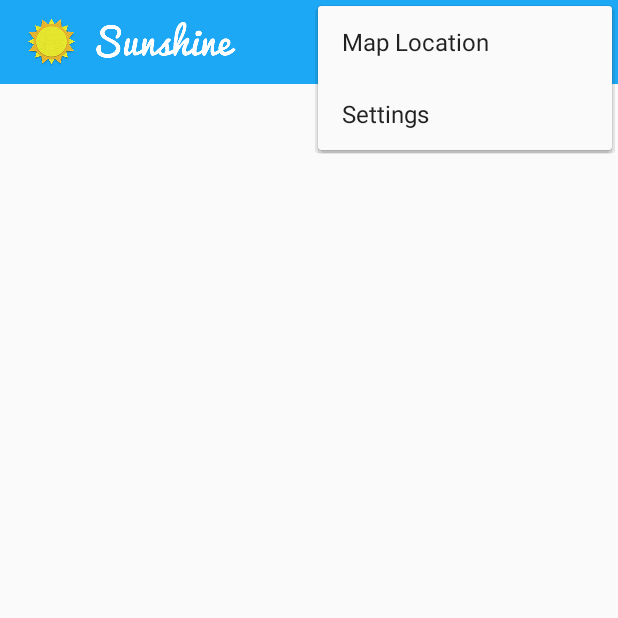
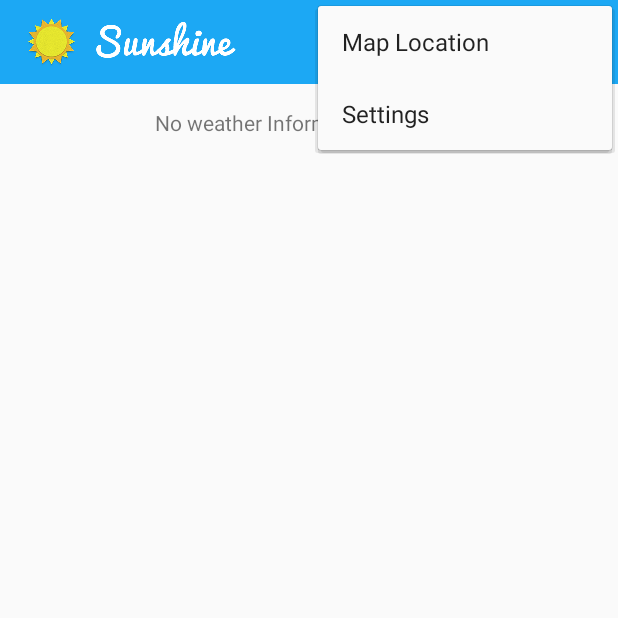
Before and after one commit to AleksanderSleszynski/Sunshine, an Android app: the screen it shows after launch (MainActivity), with the options menu open, on a phone screen of 412 x 824 dp, the top half of it. Run offline under Robolectric (Android 15) with nearby library versions, the phone set to English and light mode, and no system bars; 1 statement that could not run was skipped.

Commit message:
Add information about empty database

```diff
--- a/app/src/main/AndroidManifest.xml
+++ b/app/src/main/AndroidManifest.xml
@@ -8,6 +8,7 @@
     <uses-permission android:name="android.permission.READ_SYNC_SETTINGS"/>
     <uses-permission android:name="android.permission.WRITE_SYNC_SETTINGS"/>
     <uses-permission android:name="android.permission.AUTHENTICATE_ACCOUNTS"/>
+
 
     <application
         android:allowBackup="true"
--- a/app/src/main/java/com/example/julian/sunshine/app/ForecastFragment.java
+++ b/app/src/main/java/com/example/julian/sunshine/app/ForecastFragment.java
@@ -100,8 +100,7 @@ public class ForecastFragment extends Fragment implements LoaderManager.LoaderCa
     }
 
     private void openPreferredLocationInMap() {
-        if( null != mForecastAdapter)
-        {
+        if( null != mForecastAdapter) {
             Cursor c = mForecastAdapter.getCursor();
             if( null != c){
                 c.moveToPosition(0);
@@ -132,6 +131,8 @@ public class ForecastFragment extends Fragment implements LoaderManager.LoaderCa
         View rootView = inflater.inflate(R.layout.fragment_main, container, false);
 
         listView = (ListView) rootView.findViewById(R.id.listView_forecast);
+        View emptyView = rootView.findViewById(R.id.listview_forecast_empty);
+        listView.setEmptyView(emptyView);
         listView.setAdapter(mForecastAdapter);
 
         listView.setOnItemClickListener(new AdapterView.OnItemClickListener() {
--- a/app/src/main/res/layout/fragment_main.xml
+++ b/app/src/main/res/layout/fragment_main.xml
@@ -11,4 +11,13 @@
         style="@style/ForecastListStyle"
         android:divider="@null"/>
 
+    <!-- empty list-->
+    <TextView
+        android:id="@+id/listview_forecast_empty"
+        android:layout_width="match_parent"
+        android:layout_height="match_parent"
+        android:gravity="center_horizontal"
+        android:text="@string/empty_forecast_list"
+        android:padding="@dimen/activity_horizontal_margin"/>
+
 </FrameLayout>
--- a/app/src/main/res/values/strings.xml
+++ b/app/src/main/res/values/strings.xml
@@ -81,7 +81,8 @@
     Forecast: <xliff:g id="condition">%1$s</xliff:g> High: <xliff:g id="high">%2$s</xliff:g> Low: <xliff:g id="low">%3$s</xliff:g>
     </string>
     <!-- Strings related to Notification preference -->
-    <string name="pref_last_notification">last_notification
-    </string>
+    <string name="pref_last_notification">last_notification</string>
 
+    <!-- Empty Weather Database-->
+    <string name="empty_forecast_list">No weather Information Available</string>
 </resources>
```
